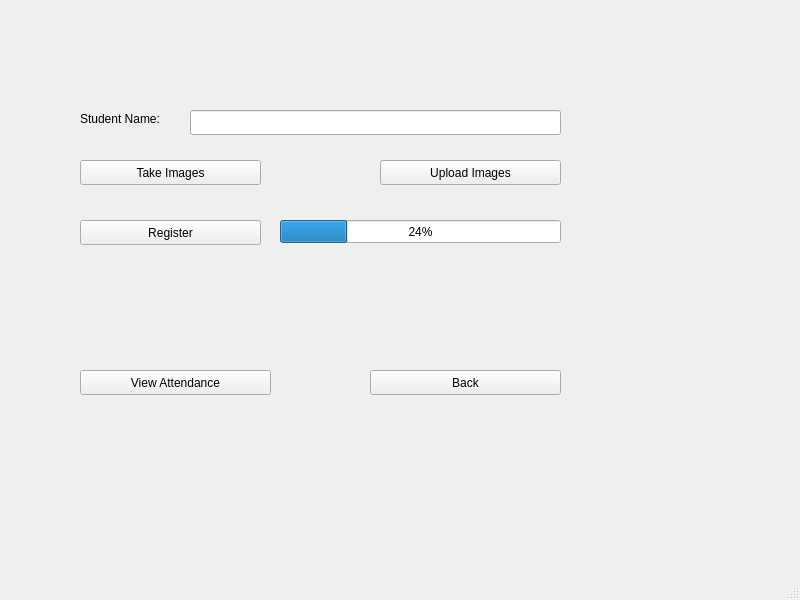
Above: App/ui/enrollStudent.ui from yonycherkos/automatic-classroom-attendance-system before the change. Below: the same form after it.
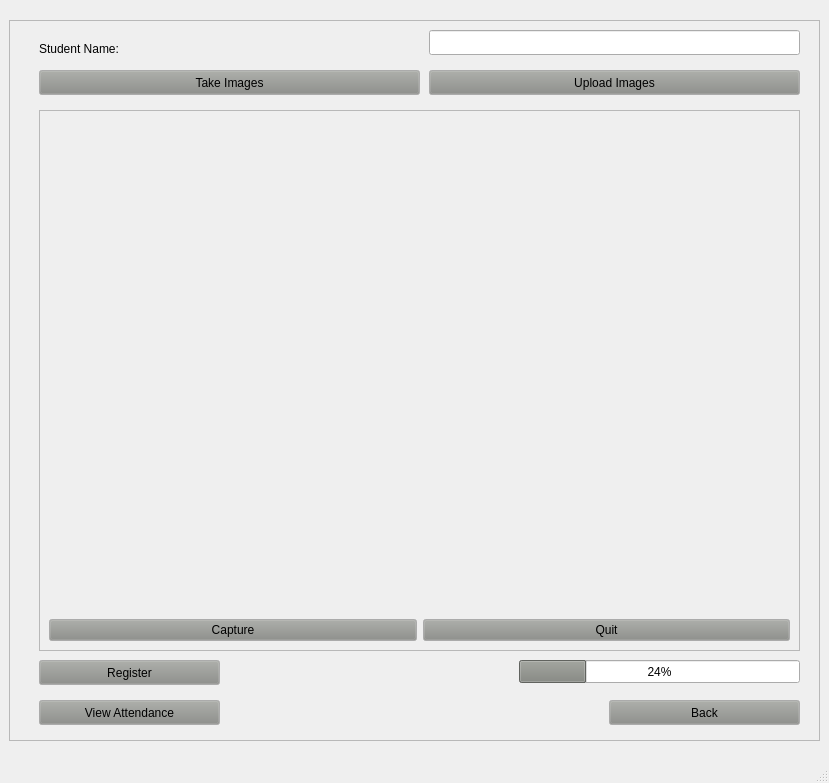
That is the form after the change.

The edit to the form file:
```diff
--- a/App/ui/enrollStudent.ui
+++ b/App/ui/enrollStudent.ui
@@ -6,115 +6,513 @@
    <rect>
     <x>0</x>
     <y>0</y>
-    <width>800</width>
-    <height>600</height>
+    <width>829</width>
+    <height>783</height>
    </rect>
   </property>
   <property name="windowTitle">
    <string>Enroll Student</string>
   </property>
   <widget class="QWidget" name="centralwidget">
-   <widget class="QPushButton" name="takeImagesBtn">
-    <property name="geometry">
-     <rect>
-      <x>80</x>
-      <y>160</y>
-      <width>181</width>
-      <height>25</height>
-     </rect>
-    </property>
-    <property name="text">
-     <string>Take Images</string>
-    </property>
-   </widget>
-   <widget class="QProgressBar" name="progressBar">
-    <property name="geometry">
-     <rect>
-      <x>280</x>
-      <y>220</y>
-      <width>281</width>
-      <height>23</height>
-     </rect>
-    </property>
-    <property name="value">
-     <number>24</number>
-    </property>
-   </widget>
-   <widget class="QPushButton" name="backBtn">
-    <property name="geometry">
-     <rect>
-      <x>370</x>
-      <y>370</y>
-      <width>191</width>
-      <height>25</height>
-     </rect>
-    </property>
-    <property name="text">
-     <string>Back</string>
-    </property>
-   </widget>
-   <widget class="QLabel" name="label">
-    <property name="geometry">
-     <rect>
-      <x>80</x>
-      <y>110</y>
-      <width>111</width>
-      <height>17</height>
-     </rect>
-    </property>
-    <property name="text">
-     <string>Student Name: </string>
-    </property>
-   </widget>
-   <widget class="QLineEdit" name="lineEdit">
-    <property name="geometry">
-     <rect>
-      <x>190</x>
-      <y>110</y>
-      <width>371</width>
-      <height>25</height>
-     </rect>
-    </property>
-   </widget>
-   <widget class="QPushButton" name="viewAttendanceBtn">
-    <property name="geometry">
-     <rect>
-      <x>80</x>
-      <y>370</y>
-      <width>191</width>
-      <height>25</height>
-     </rect>
-    </property>
-    <property name="text">
-     <string>View Attendance</string>
-    </property>
-   </widget>
-   <widget class="QPushButton" name="registerBtn">
-    <property name="geometry">
-     <rect>
-      <x>80</x>
-      <y>220</y>
-      <width>181</width>
-      <height>25</height>
-     </rect>
-    </property>
-    <property name="text">
-     <string>Register</string>
-    </property>
-   </widget>
-   <widget class="QPushButton" name="uploadImagesBtn">
-    <property name="geometry">
-     <rect>
-      <x>380</x>
-      <y>160</y>
-      <width>181</width>
-      <height>25</height>
-     </rect>
-    </property>
-    <property name="text">
-     <string>Upload Images</string>
-    </property>
-   </widget>
+   <layout class="QGridLayout" name="gridLayout_3">
+    <item row="0" column="0" alignment="Qt::AlignHCenter|Qt::AlignVCenter">
+     <widget class="QFrame" name="mainWindow">
+      <property name="minimumSize">
+       <size>
+        <width>811</width>
+        <height>721</height>
+       </size>
+      </property>
+      <property name="frameShape">
+       <enum>QFrame::StyledPanel</enum>
+      </property>
+      <property name="frameShadow">
+       <enum>QFrame::Raised</enum>
+      </property>
+      <widget class="QLabel" name="label">
+       <property name="geometry">
+        <rect>
+         <x>30</x>
+         <y>20</y>
+         <width>111</width>
+         <height>17</height>
+        </rect>
+       </property>
+       <property name="text">
+        <string>Student Name: </string>
+       </property>
+      </widget>
+      <widget class="QPushButton" name="backBtn">
+       <property name="geometry">
+        <rect>
+         <x>600</x>
+         <y>680</y>
+         <width>191</width>
+         <height>25</height>
+        </rect>
+       </property>
+       <property name="palette">
+        <palette>
+         <active>
+          <colorrole role="Button">
+           <brush brushstyle="SolidPattern">
+            <color alpha="255">
+             <red>136</red>
+             <green>138</green>
+             <blue>133</blue>
+            </color>
+           </brush>
+          </colorrole>
+         </active>
+         <inactive>
+          <colorrole role="Button">
+           <brush brushstyle="SolidPattern">
+            <color alpha="255">
+             <red>136</red>
+             <green>138</green>
+             <blue>133</blue>
+            </color>
+           </brush>
+          </colorrole>
+         </inactive>
+         <disabled>
+          <colorrole role="Button">
+           <brush brushstyle="SolidPattern">
+            <color alpha="255">
+             <red>136</red>
+             <green>138</green>
+             <blue>133</blue>
+            </color>
+           </brush>
+          </colorrole>
+         </disabled>
+        </palette>
+       </property>
+       <property name="text">
+        <string>Back</string>
+       </property>
+      </widget>
+      <widget class="QPushButton" name="viewAttendanceBtn">
+       <property name="geometry">
+        <rect>
+         <x>30</x>
+         <y>680</y>
+         <width>181</width>
+         <height>25</height>
+        </rect>
+       </property>
+       <property name="palette">
+        <palette>
+         <active>
+          <colorrole role="Button">
+           <brush brushstyle="SolidPattern">
+            <color alpha="255">
+             <red>136</red>
+             <green>138</green>
+             <blue>133</blue>
+            </color>
+           </brush>
+          </colorrole>
+         </active>
+         <inactive>
+          <colorrole role="Button">
+           <brush brushstyle="SolidPattern">
+            <color alpha="255">
+             <red>136</red>
+             <green>138</green>
+             <blue>133</blue>
+            </color>
+           </brush>
+          </colorrole>
+         </inactive>
+         <disabled>
+          <colorrole role="Button">
+           <brush brushstyle="SolidPattern">
+            <color alpha="255">
+             <red>136</red>
+             <green>138</green>
+             <blue>133</blue>
+            </color>
+           </brush>
+          </colorrole>
+         </disabled>
+        </palette>
+       </property>
+       <property name="text">
+        <string>View Attendance</string>
+       </property>
+      </widget>
+      <widget class="QLineEdit" name="lineEdit">
+       <property name="geometry">
+        <rect>
+         <x>420</x>
+         <y>10</y>
+         <width>371</width>
+         <height>25</height>
+        </rect>
+       </property>
+      </widget>
+      <widget class="QPushButton" name="takeImagesBtn">
+       <property name="geometry">
+        <rect>
+         <x>30</x>
+         <y>50</y>
+         <width>381</width>
+         <height>25</height>
+        </rect>
+       </property>
+       <property name="palette">
+        <palette>
+         <active>
+          <colorrole role="Button">
+           <brush brushstyle="SolidPattern">
+            <color alpha="255">
+             <red>136</red>
+             <green>138</green>
+             <blue>133</blue>
+            </color>
+           </brush>
+          </colorrole>
+         </active>
+         <inactive>
+          <colorrole role="Button">
+           <brush brushstyle="SolidPattern">
+            <color alpha="255">
+             <red>136</red>
+             <green>138</green>
+             <blue>133</blue>
+            </color>
+           </brush>
+          </colorrole>
+         </inactive>
+         <disabled>
+          <colorrole role="Button">
+           <brush brushstyle="SolidPattern">
+            <color alpha="255">
+             <red>136</red>
+             <green>138</green>
+             <blue>133</blue>
+            </color>
+           </brush>
+          </colorrole>
+         </disabled>
+        </palette>
+       </property>
+       <property name="text">
+        <string>Take Images</string>
+       </property>
+      </widget>
+      <widget class="QPushButton" name="uploadImagesBtn">
+       <property name="geometry">
+        <rect>
+         <x>420</x>
+         <y>50</y>
+         <width>371</width>
+         <height>25</height>
+        </rect>
+       </property>
+       <property name="palette">
+        <palette>
+         <active>
+          <colorrole role="Button">
+           <brush brushstyle="SolidPattern">
+            <color alpha="255">
+             <red>136</red>
+             <green>138</green>
+             <blue>133</blue>
+            </color>
+           </brush>
+          </colorrole>
+          <colorrole role="Text">
+           <brush brushstyle="SolidPattern">
+            <color alpha="255">
+             <red>239</red>
+             <green>235</green>
+             <blue>231</blue>
+            </color>
+           </brush>
+          </colorrole>
+         </active>
+         <inactive>
+          <colorrole role="Button">
+           <brush brushstyle="SolidPattern">
+            <color alpha="255">
+             <red>136</red>
+             <green>138</green>
+             <blue>133</blue>
+            </color>
+           </brush>
+          </colorrole>
+          <colorrole role="Text">
+           <brush brushstyle="SolidPattern">
+            <color alpha="255">
+             <red>239</red>
+             <green>235</green>
+             <blue>231</blue>
+            </color>
+           </brush>
+          </colorrole>
+         </inactive>
+         <disabled>
+          <colorrole role="Button">
+           <brush brushstyle="SolidPattern">
+            <color alpha="255">
+             <red>136</red>
+             <green>138</green>
+             <blue>133</blue>
+            </color>
+           </brush>
+          </colorrole>
+          <colorrole role="Text">
+           <brush brushstyle="SolidPattern">
+            <color alpha="255">
+             <red>190</red>
+             <green>190</green>
+             <blue>190</blue>
+            </color>
+           </brush>
+          </colorrole>
+         </disabled>
+        </palette>
+       </property>
+       <property name="text">
+        <string>Upload Images</string>
+       </property>
+      </widget>
+      <widget class="QFrame" name="videoFrame">
+       <property name="geometry">
+        <rect>
+         <x>30</x>
+         <y>90</y>
+         <width>761</width>
+         <height>541</height>
+        </rect>
+       </property>
+       <property name="minimumSize">
+        <size>
+         <width>481</width>
+         <height>351</height>
+        </size>
+       </property>
+       <property name="frameShape">
+        <enum>QFrame::StyledPanel</enum>
+       </property>
+       <property name="frameShadow">
+        <enum>QFrame::Raised</enum>
+       </property>
+       <layout class="QGridLayout" name="gridLayout_2">
+        <item row="1" column="0">
+         <widget class="QPushButton" name="captureBtn">
+          <property name="palette">
+           <palette>
+            <active>
+             <colorrole role="Button">
+              <brush brushstyle="SolidPattern">
+               <color alpha="255">
+                <red>136</red>
+                <green>138</green>
+                <blue>133</blue>
+               </color>
+              </brush>
+             </colorrole>
+            </active>
+            <inactive>
+             <colorrole role="Button">
+              <brush brushstyle="SolidPattern">
+               <color alpha="255">
+                <red>136</red>
+                <green>138</green>
+                <blue>133</blue>
+               </color>
+              </brush>
+             </colorrole>
+            </inactive>
+            <disabled>
+             <colorrole role="Button">
+              <brush brushstyle="SolidPattern">
+               <color alpha="255">
+                <red>136</red>
+                <green>138</green>
+                <blue>133</blue>
+               </color>
+              </brush>
+             </colorrole>
+            </disabled>
+           </palette>
+          </property>
+          <property name="text">
+           <string>Capture</string>
+          </property>
+         </widget>
+        </item>
+        <item row="1" column="1">
+         <widget class="QPushButton" name="quitBtn">
+          <property name="palette">
+           <palette>
+            <active>
+             <colorrole role="Button">
+              <brush brushstyle="SolidPattern">
+               <color alpha="255">
+                <red>136</red>
+                <green>138</green>
+                <blue>133</blue>
+               </color>
+              </brush>
+             </colorrole>
+            </active>
+            <inactive>
+             <colorrole role="Button">
+              <brush brushstyle="SolidPattern">
+               <color alpha="255">
+                <red>136</red>
+                <green>138</green>
+                <blue>133</blue>
+               </color>
+              </brush>
+             </colorrole>
+            </inactive>
+            <disabled>
+             <colorrole role="Button">
+              <brush brushstyle="SolidPattern">
+               <color alpha="255">
+                <red>136</red>
+                <green>138</green>
+                <blue>133</blue>
+               </color>
+              </brush>
+             </colorrole>
+            </disabled>
+           </palette>
+          </property>
+          <property name="text">
+           <string>Quit</string>
+          </property>
+         </widget>
+        </item>
+        <item row="0" column="0" colspan="2">
+         <widget class="QLabel" name="videoLabel">
+          <property name="minimumSize">
+           <size>
+            <width>461</width>
+            <height>0</height>
+           </size>
+          </property>
+          <property name="baseSize">
+           <size>
+            <width>0</width>
+            <height>0</height>
+           </size>
+          </property>
+          <property name="text">
+           <string/>
+          </property>
+         </widget>
+        </item>
+       </layout>
+      </widget>
+      <widget class="QPushButton" name="registerBtn">
+       <property name="geometry">
+        <rect>
+         <x>30</x>
+         <y>640</y>
+         <width>181</width>
+         <height>25</height>
+        </rect>
+       </property>
+       <property name="palette">
+        <palette>
+         <active>
+          <colorrole role="Button">
+           <brush brushstyle="SolidPattern">
+            <color alpha="255">
+             <red>136</red>
+             <green>138</green>
+             <blue>133</blue>
+            </color>
+           </brush>
+          </colorrole>
+         </active>
+         <inactive>
+          <colorrole role="Button">
+           <brush brushstyle="SolidPattern">
+            <color alpha="255">
+             <red>136</red>
+             <green>138</green>
+             <blue>133</blue>
+            </color>
+           </brush>
+          </colorrole>
+         </inactive>
+         <disabled>
+          <colorrole role="Button">
+           <brush brushstyle="SolidPattern">
+            <color alpha="255">
+             <red>136</red>
+             <green>138</green>
+             <blue>133</blue>
+            </color>
+           </brush>
+          </colorrole>
+         </disabled>
+        </palette>
+       </property>
+       <property name="text">
+        <string>Register</string>
+       </property>
+      </widget>
+      <widget class="QProgressBar" name="progressBar">
+       <property name="geometry">
+        <rect>
+         <x>510</x>
+         <y>640</y>
+         <width>281</width>
+         <height>23</height>
+        </rect>
+       </property>
+       <property name="palette">
+        <palette>
+         <active>
+          <colorrole role="Highlight">
+           <brush brushstyle="SolidPattern">
+            <color alpha="255">
+             <red>136</red>
+             <green>138</green>
+             <blue>133</blue>
+            </color>
+           </brush>
+          </colorrole>
+         </active>
+         <inactive>
+          <colorrole role="Highlight">
+           <brush brushstyle="SolidPattern">
+            <color alpha="255">
+             <red>136</red>
+             <green>138</green>
+             <blue>133</blue>
+            </color>
+           </brush>
+          </colorrole>
+         </inactive>
+         <disabled>
+          <colorrole role="Highlight">
+           <brush brushstyle="SolidPattern">
+            <color alpha="255">
+             <red>145</red>
+             <green>141</green>
+             <blue>126</blue>
+            </color>
+           </brush>
+          </colorrole>
+         </disabled>
+        </palette>
+       </property>
+       <property name="value">
+        <number>24</number>
+       </property>
+      </widget>
+     </widget>
+    </item>
+   </layout>
   </widget>
   <widget class="QMenuBar" name="menubar">
    <property name="geometry">
```
Left out of the diff: 2 changed lines with no effect on the pictures.
